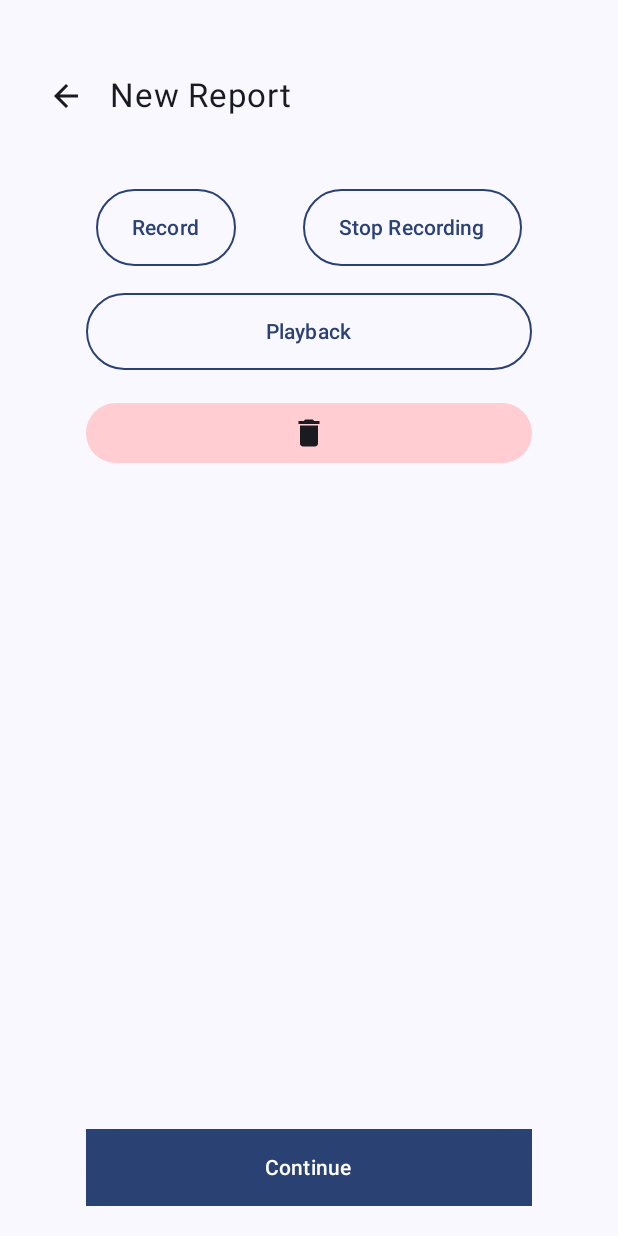
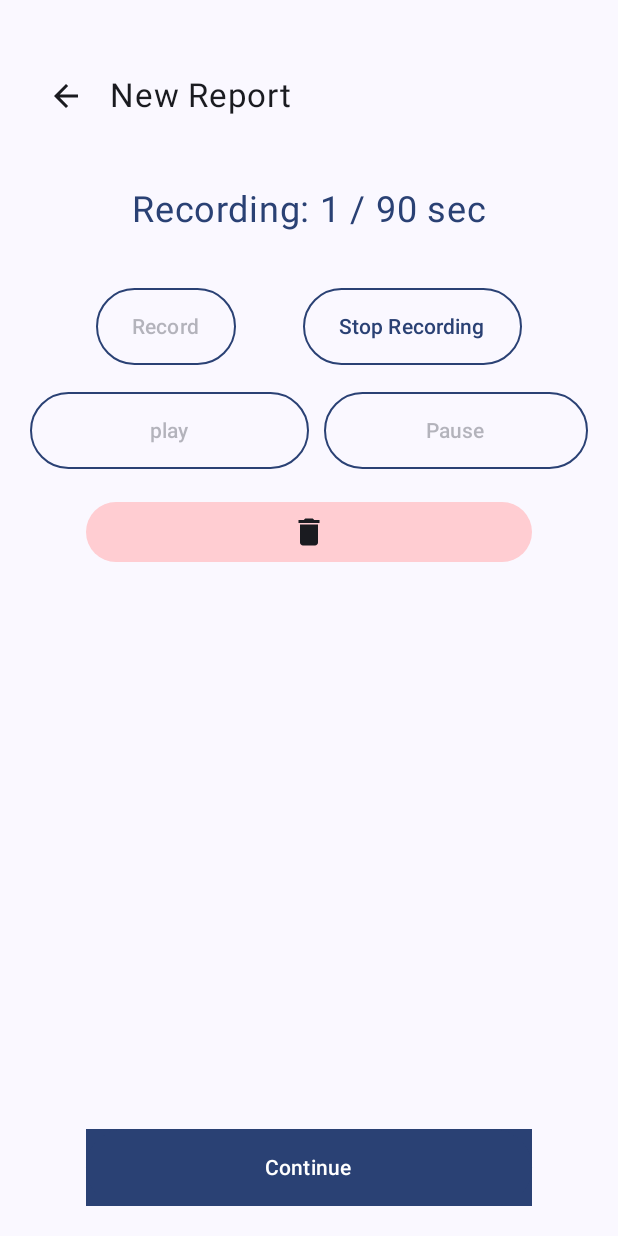
Before and after one commit to Owen40/HushTrack, an Android app built with Jetpack Compose: the ReportScreen screen opened through its navigation route, after a tap on "Record", on a phone screen of 412 x 824 dp. Run offline under Robolectric (Android 15) with nearby library versions, the phone set to English and light mode, and no system bars; our stand-ins replace Firebase (no records; nobody signed in at launch, a user with empty details on screens opened directly).

Commit message:
Added recording functionality

```diff
--- a/app/build.gradle.kts
+++ b/app/build.gradle.kts
@@ -1,6 +1,7 @@
 plugins {
     alias(libs.plugins.android.application)
     alias(libs.plugins.kotlin.android)
+    alias(libs.plugins.compose.compiler)
     id("com.google.gms.google-services")
 }
 
@@ -13,7 +14,7 @@ android {
         minSdk = 28
         targetSdk = 35
         versionCode = 1
-        versionName = "1.0"
+        versionName = "1.1"
 
         testInstrumentationRunner = "androidx.test.runner.AndroidJUnitRunner"
         vectorDrawables {
--- a/app/src/main/java/com/example/hushtrack/Finish.kt
+++ b/app/src/main/java/com/example/hushtrack/Finish.kt
@@ -41,7 +41,7 @@ import kotlinx.coroutines.launch
 
 
 @Composable
-fun FinishScreen(navController: NavController, uid: String, authManager: FireBaseAuthManager) {
+fun FinishScreen( uid: String, navController: NavController, authManager: FireBaseAuthManager) {
     val context = LocalContext.current
     Box(
         modifier = Modifier
--- a/app/src/main/java/com/example/hushtrack/Navigation.kt
+++ b/app/src/main/java/com/example/hushtrack/Navigation.kt
@@ -1,6 +1,7 @@
 package com.example.hushtrack
 
 import androidx.compose.runtime.Composable
+import androidx.compose.ui.platform.LocalContext
 import androidx.navigation.compose.NavHost
 import androidx.navigation.compose.composable
 import androidx.navigation.compose.rememberNavController
@@ -8,19 +9,29 @@ import androidx.navigation.compose.rememberNavController
 @Composable
 fun AppNavigation() {
     val navController = rememberNavController()
+    val authManager = FireBaseAuthManager()
 
-    NavHost(navController = navController, startDestination = "Landing") {
+    NavHost(navController = navController, startDestination = "new-report") {
         composable("Landing") { LandingScreen(navController) }
-        composable("signin") { SignInScreen(navController) }
-        composable("signup") { SignUpScreen(navController) }
-        composable("finish") { FinishScreen(navController) }
+        composable("signin") { SignInScreen(navController, authManager) }
+        composable("signup") { SignUpScreen(navController, authManager) }
+        composable("finish/{uid}") { backStackEntry ->
+            val uid = backStackEntry.arguments?.getString("uid") ?: return@composable
+            FinishScreen(uid = uid, navController = navController, authManager = authManager)
+        }
         composable("forgot") { ForgotPwdScreen(navController) }
-        composable("profile") { ProfileScreen(navController) }
+        composable("profile/{uid}") { backStackEntry ->
+            val uid = backStackEntry.arguments?.getString("uid") ?: return@composable
+            ProfileScreen(uid = uid, navController = navController, authManager = authManager)
+        }
         composable("home") { MajorScreen(navController = navController) }
         composable("settings") { SettingsScreen(navController = navController) }
         composable("resources") { ResourcesScreen(navController = navController) }
         composable("notifications") { NotificationScreen(navController = navController) }
         composable("support") { SupportScreen(navController = navController) }
-        composable("new-report") { ReportScreen(navController = navController) }
+        composable("new-report") {
+            val context = LocalContext.current
+            ReportScreen(navController = navController, context = context)
+        }
     }
 }
--- a/app/src/main/java/com/example/hushtrack/NewReport.kt
+++ b/app/src/main/java/com/example/hushtrack/NewReport.kt
@@ -1,5 +1,13 @@
 package com.example.hushtrack
 
+import android.Manifest
+import android.content.Context
+import android.content.pm.PackageManager
+import android.media.MediaPlayer
+import android.media.MediaRecorder
+import android.widget.Toast
+import androidx.activity.compose.rememberLauncherForActivityResult
+import androidx.activity.result.contract.ActivityResultContracts
 import androidx.compose.foundation.BorderStroke
 import androidx.compose.foundation.background
 import androidx.compose.foundation.layout.Arrangement
@@ -12,6 +20,7 @@ import androidx.compose.foundation.layout.fillMaxWidth
 import androidx.compose.foundation.layout.height
 import androidx.compose.foundation.layout.padding
 import androidx.compose.foundation.layout.size
+import androidx.compose.foundation.layout.width
 import androidx.compose.foundation.shape.RoundedCornerShape
 import androidx.compose.material.icons.Icons
 import androidx.compose.material.icons.automirrored.filled.ArrowBack
@@ -25,15 +34,46 @@ import androidx.compose.material3.Button
 import androidx.compose.material3.ButtonDefaults
 import androidx.compose.material3.OutlinedButton
 import androidx.compose.runtime.Composable
+import androidx.compose.runtime.getValue
+import androidx.compose.runtime.mutableStateOf
+import androidx.compose.runtime.remember
+import androidx.compose.runtime.setValue
 import androidx.compose.ui.Alignment
 import androidx.compose.ui.Modifier
 import androidx.compose.ui.graphics.Color
+import androidx.compose.ui.tooling.preview.Preview
 import androidx.compose.ui.unit.dp
 import androidx.compose.ui.unit.sp
+import androidx.core.content.ContextCompat
 import androidx.navigation.NavController
+import com.example.hushtrack.utils.DecibelMeter
+import com.example.hushtrack.utils.RecordingTimer
+import com.example.hushtrack.utils.startPlayback
+import com.example.hushtrack.utils.startRecording
+import com.example.hushtrack.utils.stopPlayback
+import com.example.hushtrack.utils.stopRecording
+import java.io.File
 
 @Composable
-fun ReportScreen(navController: NavController) {
+fun ReportScreen(navController: NavController, context: Context) {
+    val recorder = remember { MediaRecorder() }
+    val player = remember { MediaPlayer() }
+    val audioFile = remember { File(context.cacheDir, "audio.mp3") }
+    var isRecording by remember { mutableStateOf(false) }
+    var isPlaying by remember { mutableStateOf(false) }
+
+//    Permission Launcher
+    val permissionLauncher = rememberLauncherForActivityResult(
+        contract = ActivityResultContracts.RequestPermission(),
+        onResult = { granted ->
+            if (granted) {
+                startRecording(recorder, audioFile)
+            } else {
+                Toast.makeText(context, "Permission required!", Toast.LENGTH_LONG).show()
+            }
+        }
+    )
+
     Column(
         modifier = Modifier
             .fillMaxSize()
@@ -64,24 +104,21 @@ fun ReportScreen(navController: NavController) {
             )
         }
 
-        Spacer(modifier = Modifier.height(20.dp))
+        Spacer(modifier = Modifier.height(18.dp))
 
-//        Box(
-//            modifier = Modifier
-//                .fillMaxWidth(0.8f)
-//                .height(80.dp),
-////                .background(Color.LightGray, shape = RoundedCornerShape(8.dp))
-//            contentAlignment = Alignment.Center
-//        ) {
-//            Icon(
-//                imageVector = Icons.Default.GraphicEq,
-//                contentDescription = "Ausio Visualization",
-//                tint = MaterialTheme.colorScheme.primary,
-//                modifier = Modifier.size(60.dp)
-//            )
+        if (isRecording) {
+            RecordingTimer(isRecording = isRecording, onTimeout = {
+                stopRecording(recorder)
+                isRecording = false
+            })
+        }
+
+//        if (isRecording) {
+//            DecibelMeter(isRecording = isRecording, context = context)
 //        }
 
         Spacer(modifier = Modifier.height(18.dp))
+
 
         Row(
             modifier = Modifier
@@ -89,7 +126,16 @@ fun ReportScreen(navController: NavController) {
             horizontalArrangement = Arrangement.SpaceEvenly
         ) {
             OutlinedButton(
-                onClick = {},
+                onClick = {
+                    if (ContextCompat.checkSelfPermission(context, Manifest.permission.RECORD_AUDIO)
+                        != PackageManager.PERMISSION_GRANTED) {
+                        permissionLauncher.launch(Manifest.permission.RECORD_AUDIO)
+                    } else {
+                        startRecording(recorder, audioFile)
+                        isRecording = true
+                    }
+                },
+                enabled = !isRecording,
                 border = BorderStroke(1.dp, MaterialTheme.colorScheme.primary),
                 colors = ButtonDefaults.outlinedButtonColors(
                     contentColor = MaterialTheme.colorScheme.primary
@@ -103,7 +149,11 @@ fun ReportScreen(navController: NavController) {
             }
 
             OutlinedButton(
-                onClick = {},
+                onClick = {
+                    stopRecording(recorder)
+                    isRecording = false
+                },
+                enabled = isRecording,
                 border = BorderStroke(1.dp, MaterialTheme.colorScheme.primary),
                 colors = ButtonDefaults.outlinedButtonColors(
                     contentColor = MaterialTheme.colorScheme.primary
@@ -119,24 +169,61 @@ fun ReportScreen(navController: NavController) {
 
         Spacer(modifier = Modifier.height(18.dp))
 
+        Row(
+            modifier = Modifier
+                .fillMaxWidth(),
+            horizontalArrangement = Arrangement.SpaceBetween
+        ) {
             OutlinedButton(
-            onClick = {},
+                onClick = {
+                    startPlayback(player, audioFile)
+                    isPlaying = true
+                },
+                enabled = !isPlaying && audioFile.exists(),
                 border = BorderStroke(1.dp, MaterialTheme.colorScheme.primary),
                 colors = ButtonDefaults.outlinedButtonColors(
                     contentColor = MaterialTheme.colorScheme.primary
                 ),
-            modifier = Modifier.fillMaxWidth(0.8f)
-                    .height(51.dp),
+                modifier = Modifier
+                    .height(51.dp)
+                    .fillMaxWidth(0.5f)
             ) {
                 Text(
-                text = "Playback"
+                    text = "play"
                 )
+            }
+
+            Spacer(modifier = Modifier.width(10.dp))
+
+            OutlinedButton(
+                onClick = {
+                    stopPlayback(player)
+                    isPlaying = false
+                },
+                enabled = isPlaying,
+                border = BorderStroke(1.dp, MaterialTheme.colorScheme.primary),
+                colors = ButtonDefaults.outlinedButtonColors(
+                    contentColor = MaterialTheme.colorScheme.primary
+                ),
+                modifier = Modifier
+                    .height(51.dp)
+                    .fillMaxWidth()
+            ) {
+                Text(
+                    text = "Pause"
+                )
+            }
         }
 
         Spacer(modifier = Modifier.height(18.dp))
 
         Button(
-            onClick = {},
+            onClick = {
+                if (audioFile.exists()) {
+                    audioFile.delete()
+                    Toast.makeText(context, "Recording Deleted", Toast.LENGTH_LONG).show()
+                }
+            },
             modifier = Modifier.fillMaxWidth(0.8f),
             colors = ButtonDefaults.buttonColors(
                 containerColor = Color(0xFFFFCDD2)
@@ -165,3 +252,9 @@ fun ReportScreen(navController: NavController) {
         }
     }
 }
+
+//@Preview
+//@Composable
+//fun previewReportScreen() {
+//    ReportScreen()
+//}
--- /dev/null
+++ b/app/src/main/java/com/example/hushtrack/utils/AudioUtils.kt
@@ -0,0 +1,36 @@
+package com.example.hushtrack.utils
+
+import android.media.MediaPlayer
+import android.media.MediaRecorder
+import java.io.File
+
+fun startRecording(recorder: MediaRecorder, file: File) {
+    recorder.apply {
+        setAudioSource(MediaRecorder.AudioSource.MIC)
+        setOutputFormat(MediaRecorder.OutputFormat.THREE_GPP)
+        setAudioEncoder(MediaRecorder.AudioEncoder.AMR_NB)
+        setOutputFile(file.absolutePath)
+        prepare()
+        start()
+    }
+}
+
+fun stopRecording(recorder: MediaRecorder) {
+    recorder.apply {
+        stop()
+        release()
+    }
+}
+
+fun startPlayback(player: MediaPlayer, file: File) {
+    player.apply {
+        setDataSource(file.absolutePath)
+        prepare()
+        start()
+    }
+}
+
+fun stopPlayback(player: MediaPlayer) {
+    player.stop()
+    player.release()
+}
--- /dev/null
+++ b/app/src/main/java/com/example/hushtrack/utils/RecordingTimer.kt
@@ -0,0 +1,42 @@
+package com.example.hushtrack.utils
+
+import androidx.compose.foundation.layout.padding
+import androidx.compose.material3.MaterialTheme
+import androidx.compose.material3.Text
+import androidx.compose.runtime.Composable
+import androidx.compose.runtime.LaunchedEffect
+import androidx.compose.runtime.getValue
+import androidx.compose.runtime.mutableStateOf
+import androidx.compose.runtime.remember
+import androidx.compose.runtime.rememberCoroutineScope
+import androidx.compose.runtime.setValue
+import androidx.compose.ui.Modifier
+import androidx.compose.ui.unit.dp
+import androidx.compose.ui.unit.sp
+import kotlinx.coroutines.delay
+import kotlinx.coroutines.launch
+
+@Composable
+fun RecordingTimer(
+    isRecording: Boolean,
+    onTimeout: () -> Unit
+) {
+    var elapsedTime by remember { mutableStateOf(0) }
+    val coroutineScope = rememberCoroutineScope()
+
+    LaunchedEffect(isRecording) {
+        if (isRecording) {
+            coroutineScope.launch {
+                while (elapsedTime < 90) {
+                    delay(1000L)
+                    elapsedTime++
+                }
+                onTimeout()
+            }
+        } else {
+            elapsedTime = 0
+        }
+    }
+
+    Text(text = "Recording: $elapsedTime / 90 sec", fontSize = 24.sp, color = MaterialTheme.colorScheme.primary, modifier = Modifier.padding(20.dp))
+}
--- a/build.gradle.kts
+++ b/build.gradle.kts
@@ -2,6 +2,7 @@
 plugins {
     alias(libs.plugins.android.application) apply false
     alias(libs.plugins.kotlin.android) apply false
+    alias(libs.plugins.compose.compiler) apply false
 
 //    Dependancies for the Google Services Gradle plugin
     id("com.google.gms.google-services") version "4.4.2" apply false
--- a/gradle/libs.versions.toml
+++ b/gradle/libs.versions.toml
@@ -1,6 +1,6 @@
 [versions]
 agp = "8.6.1"
-kotlin = "1.9.0"
+kotlin = "2.1.0"
 coreKtx = "1.15.0"
 junit = "4.13.2"
 junitVersion = "1.2.1"
@@ -32,3 +32,4 @@ firebase-firestore = { group = "com.google.firebase", name = "firebase-firestore
 [plugins]
 android-application = { id = "com.android.application", version.ref = "agp" }
 kotlin-android = { id = "org.jetbrains.kotlin.android", version.ref = "kotlin" }
+compose-compiler = { id = "org.jetbrains.kotlin.plugin.compose", version.ref = "kotlin" }
```
Also changed, not shown: app/src/main/java/com/example/hushtrack/FireBaseAuthManager.kt (+19 -0 lines), app/src/main/java/com/example/hushtrack/HomeScreen.kt (+64 -2 lines), app/src/main/java/com/example/hushtrack/Profile.kt (+24 -4 lines), app/src/main/java/com/example/hushtrack/utils/DecibelMeter.kt (added, +93 -0 lines). Lines whose indentation alone changed are shown as unchanged.
